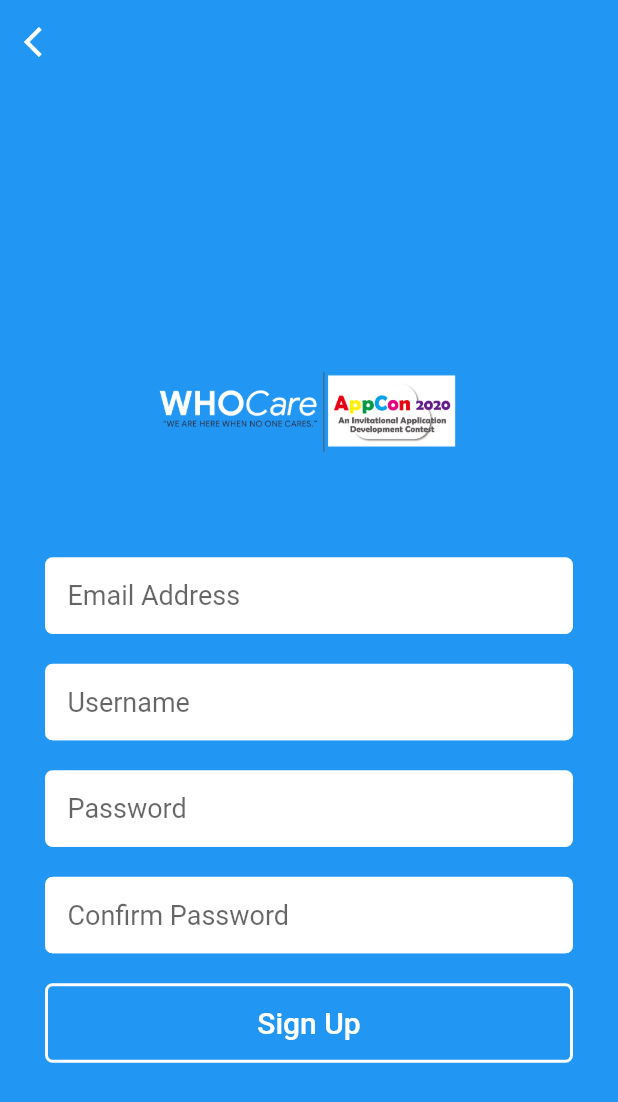
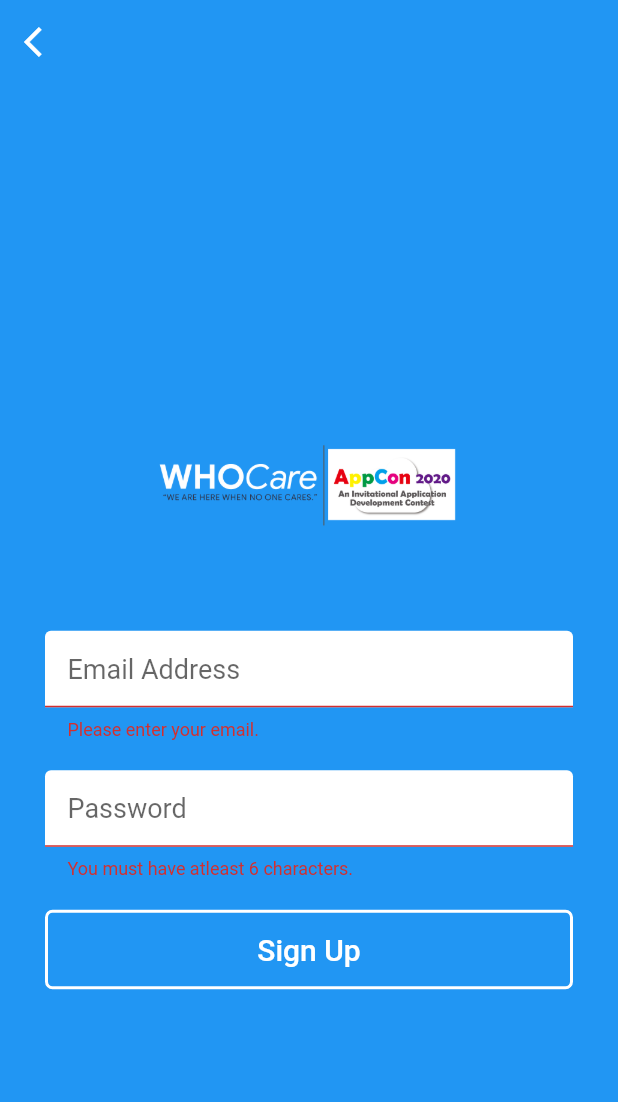
Before and after one commit to kusman28/WHO-Care, a Flutter app: the SignupScreen screen opened by its route, after a tap on "Sign Up", on a phone screen of 412 x 824 dp. Shown: the top 1102 px of the screen. Run offline on Flutter 3.47's test engine with Material 2 defaults, Android fonts, the phone set to English and light mode, and no system bars; our stand-ins replace firebase_auth; accounts and stored records are empty.

Commit message:
Login with Firebase

```diff
--- a/lib/screens/signup_screen.dart
+++ b/lib/screens/signup_screen.dart
@@ -1,7 +1,19 @@
+import 'package:firebase_auth/firebase_auth.dart';
 import 'package:flutter/material.dart';
+import 'package:who_care/screens/login_screen.dart';
 
-class SignupScreen extends StatelessWidget {
+import 'dart:async';
+
+class SignupScreen extends StatefulWidget {
   static const routeName = '/signup';
+
+  @override
+  _SignupScreenState createState() => _SignupScreenState();
+}
+
+class _SignupScreenState extends State<SignupScreen> {
+  String _email, _password;
+  final GlobalKey<FormState> _formkey = GlobalKey<FormState>();
   @override
   Widget build(BuildContext context) {
     return Scaffold(
@@ -15,7 +27,9 @@ class SignupScreen extends StatelessWidget {
           },
         ),
       ),
-      body: LayoutBuilder(
+      body: Form(
+        key: _formkey,
+          child: LayoutBuilder(
           builder: (BuildContext context, BoxConstraints viewportConstraints) {
             return Container(
               padding: const EdgeInsets.symmetric(horizontal: 30),
@@ -30,8 +44,17 @@ class SignupScreen extends StatelessWidget {
                     mainAxisAlignment: MainAxisAlignment.center,
                     crossAxisAlignment: CrossAxisAlignment.stretch,
                     children: <Widget>[
-                Image.asset('assets/images/logo2.png', height: 200,),
-                TextField(
+                      Image.asset(
+                        'assets/images/logo2.png',
+                        height: 200,
+                      ),
+                      TextFormField(
+                          validator: (input) {
+                            if (input.isEmpty) {
+                              return 'Please enter your email.';
+                            }
+                          },
+                          onSaved: (input) => _email = input,
                           style: TextStyle(fontSize: 18, color: Colors.black54),
                           decoration: InputDecoration(
                               hintText: 'Email Address',
@@ -45,29 +68,17 @@ class SignupScreen extends StatelessWidget {
                               enabledBorder: UnderlineInputBorder(
                                 borderSide: BorderSide(color: Colors.white),
                                 borderRadius: BorderRadius.circular(5),
-                    )
-                  )
+                              ))),
+                      SizedBox(
+                        height: 20,
                       ),
-                SizedBox(height: 20,),
-                TextField(
-                  style: TextStyle(fontSize: 18, color: Colors.black54),
-                  decoration: InputDecoration(
-                    hintText: 'Username',
-                    filled: true,
-                    fillColor: Colors.white,
-                    contentPadding: const EdgeInsets.all(15),
-                    focusedBorder: OutlineInputBorder(
-                      borderSide: BorderSide(color: Colors.white),
-                      borderRadius: BorderRadius.circular(5),
-                    ),
-                    enabledBorder: UnderlineInputBorder(
-                      borderSide: BorderSide(color: Colors.white),
-                      borderRadius: BorderRadius.circular(5),
-                    )
-                  )
-                ),
-                SizedBox(height: 20,),
-                TextField(
+                      TextFormField(
+                          validator: (input) {
+                            if (input.length < 6) {
+                              return 'You must have atleast 6 characters.';
+                            }
+                          },
+                          onSaved: (input) => _password = input,
                           obscureText: true,
                           style: TextStyle(fontSize: 18, color: Colors.black54),
                           decoration: InputDecoration(
@@ -82,29 +93,10 @@ class SignupScreen extends StatelessWidget {
                               enabledBorder: UnderlineInputBorder(
                                 borderSide: BorderSide(color: Colors.white),
                                 borderRadius: BorderRadius.circular(5),
-                    )
-                  )
+                              ))),
+                      SizedBox(
+                        height: 20,
                       ),
-                SizedBox(height: 20,),
-                TextField(
-                  obscureText: true,
-                  style: TextStyle(fontSize: 18, color: Colors.black54),
-                  decoration: InputDecoration(
-                    hintText: 'Confirm Password',
-                    filled: true,
-                    fillColor: Colors.white,
-                    contentPadding: const EdgeInsets.all(15),
-                    focusedBorder: OutlineInputBorder(
-                      borderSide: BorderSide(color: Colors.white),
-                      borderRadius: BorderRadius.circular(5),
-                    ),
-                    enabledBorder: UnderlineInputBorder(
-                      borderSide: BorderSide(color: Colors.white),
-                      borderRadius: BorderRadius.circular(5),
-                    )
-                  )
-                ),
-                SizedBox(height: 20,),
                       FlatButton(
                         child: Text(
                           'Sign Up',
@@ -118,7 +110,7 @@ class SignupScreen extends StatelessWidget {
                         ),
                         padding: const EdgeInsets.all(15),
                         textColor: Colors.white,
-                onPressed: () {},
+                        onPressed: signUp,
                       ),
                     ],
                   ),
@@ -127,6 +119,24 @@ class SignupScreen extends StatelessWidget {
             );
           },
         ),
+      ),
     );
   }
+
+  Future<void> signUp() async{
+    final formState = _formkey.currentState;
+    if(formState.validate()){
+      formState.save();
+      try{
+        AuthResult user = await FirebaseAuth.instance.createUserWithEmailAndPassword(password: _password, email: _email);
+        // FirebaseUser user = await FirebaseAuth.instance.createUserWithEmailAndPassword(email: _email, password: _password);
+        user.user.sendEmailVerification();
+
+        // Navigator.of(context).pop();
+        Navigator.pushReplacement(context, MaterialPageRoute(builder: (context) => LoginScreen()));
+      }catch(e){
+        print(e.message);
       }
+    }
+  }
+}
--- a/pubspec.yaml
+++ b/pubspec.yaml
@@ -19,6 +19,7 @@ environment:
 dependencies:
   flutter:
     sdk: flutter
+  firebase_auth: ^0.15.1
 
   # The following adds the Cupertino Icons font to your application.
   # Use with the CupertinoIcons class for iOS style icons.
```
Also changed, not shown: lib/pages/home.dart (added, +25 -0 lines), lib/screens/login_screen.dart (+50 -6 lines), pubspec.lock, 4 other files. Lines whose indentation alone changed are shown as unchanged.
